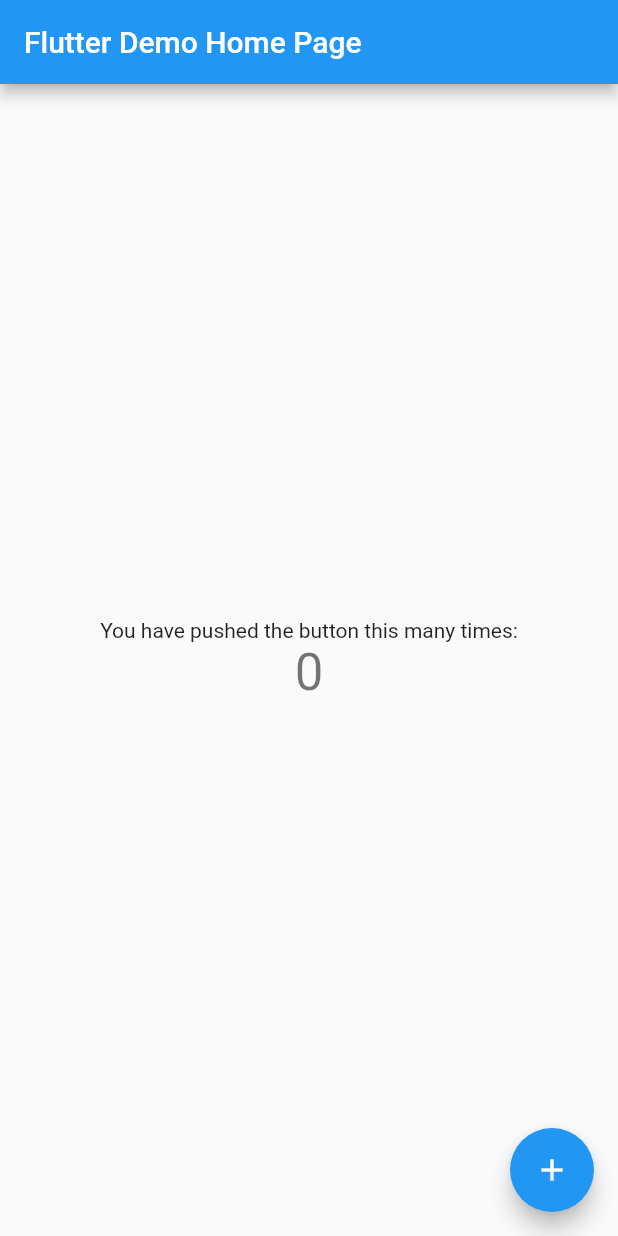
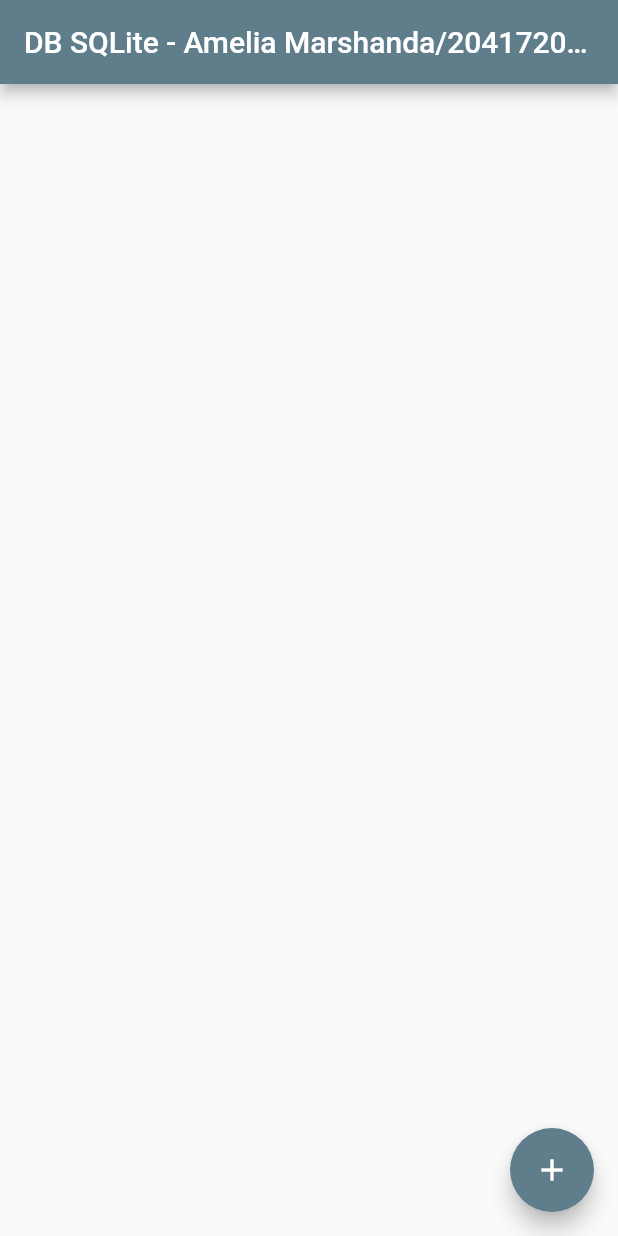
Before and after one commit to Amelia-ux/flutter_sqflite, a Flutter app: the screen it shows after launch, on a phone screen of 412 x 824 dp. Run offline on Flutter 3.47's test engine with Material 2 defaults, Android fonts, the phone set to English and light mode, and no system bars; our stand-ins replace sqflite; accounts and stored records are empty.

Commit message:
jobsheet 6

```diff
--- /dev/null
+++ b/lib/item.dart
@@ -0,0 +1,35 @@
+class Item {
+  late int id;
+  late String _itemId;
+  late String _name;
+  late int _price;
+  late int _stock;
+
+  Item(this._itemId, this._name, this._price, this._stock);
+
+  Item.map(dynamic obj) {
+    this._itemId = obj['kode_barang'];
+    this._name = obj['name'];
+    this._price = obj['price'];
+    this._stock = obj['stock'];
+  }
+
+  String get itemId => _itemId;
+  String get name => _name;
+  int get price => _price;
+  int get stok => _stock;
+
+  Map<String, dynamic> toMap() {
+    var map = <String, dynamic>{};
+
+    map['item_id'] = _itemId;
+    map['name'] = _name;
+    map['price'] = _price;
+    map['stok'] = _stock;
+    return map;
+  }
+
+  void setItemId(int id) {
+    this.id = id;
+  }
+}
--- a/lib/main.dart
+++ b/lib/main.dart
@@ -1,115 +1,22 @@
 import 'package:flutter/material.dart';
+import 'package:flutter_sqlite/pages/home.dart';
 
 void main() {
   runApp(const MyApp());
 }
 
 class MyApp extends StatelessWidget {
-  const MyApp({super.key});
+  const MyApp({Key? key}) : super(key: key);
 
-  // This widget is the root of your application.
   @override
   Widget build(BuildContext context) {
     return MaterialApp(
-      title: 'Flutter Demo',
+      debugShowCheckedModeBanner: false,
+      title: 'Tambahkan Item',
       theme: ThemeData(
-        // This is the theme of your application.
-        //
-        // Try running your application with "flutter run". You'll see the
-        // application has a blue toolbar. Then, without quitting the app, try
-        // changing the primarySwatch below to Colors.green and then invoke
-        // "hot reload" (press "r" in the console where you ran "flutter run",
-        // or simply save your changes to "hot reload" in a Flutter IDE).
-        // Notice that the counter didn't reset back to zero; the application
-        // is not restarted.
-        primarySwatch: Colors.blue,
+        primarySwatch: Colors.blueGrey,
       ),
-      home: const MyHomePage(title: 'Flutter Demo Home Page'),
+      home: HomePage(),
     );
   }
 }
-
-class MyHomePage extends StatefulWidget {
-  const MyHomePage({super.key, required this.title});
-
-  // This widget is the home page of your application. It is stateful, meaning
-  // that it has a State object (defined below) that contains fields that affect
-  // how it looks.
-
-  // This class is the configuration for the state. It holds the values (in this
-  // case the title) provided by the parent (in this case the App widget) and
-  // used by the build method of the State. Fields in a Widget subclass are
-  // always marked "final".
-
-  final String title;
-
-  @override
-  State<MyHomePage> createState() => _MyHomePageState();
-}
-
-class _MyHomePageState extends State<MyHomePage> {
-  int _counter = 0;
-
-  void _incrementCounter() {
-    setState(() {
-      // This call to setState tells the Flutter framework that something has
-      // changed in this State, which causes it to rerun the build method below
-      // so that the display can reflect the updated values. If we changed
-      // _counter without calling setState(), then the build method would not be
-      // called again, and so nothing would appear to happen.
-      _counter++;
-    });
-  }
-
-  @override
-  Widget build(BuildContext context) {
-    // This method is rerun every time setState is called, for instance as done
-    // by the _incrementCounter method above.
-    //
-    // The Flutter framework has been optimized to make rerunning build methods
-    // fast, so that you can just rebuild anything that needs updating rather
-    // than having to individually change instances of widgets.
-    return Scaffold(
-      appBar: AppBar(
-        // Here we take the value from the MyHomePage object that was created by
-        // the App.build method, and use it to set our appbar title.
-        title: Text(widget.title),
-      ),
-      body: Center(
-        // Center is a layout widget. It takes a single child and positions it
-        // in the middle of the parent.
-        child: Column(
-          // Column is also a layout widget. It takes a list of children and
-          // arranges them vertically. By default, it sizes itself to fit its
-          // children horizontally, and tries to be as tall as its parent.
-          //
-          // Invoke "debug painting" (press "p" in the console, choose the
-          // "Toggle Debug Paint" action from the Flutter Inspector in Android
-          // Studio, or the "Toggle Debug Paint" command in Visual Studio Code)
-          // to see the wireframe for each widget.
-          //
-          // Column has various properties to control how it sizes itself and
-          // how it positions its children. Here we use mainAxisAlignment to
-          // center the children vertically; the main axis here is the vertical
-          // axis because Columns are vertical (the cross axis would be
-          // horizontal).
-          mainAxisAlignment: MainAxisAlignment.center,
-          children: <Widget>[
-            const Text(
-              'You have pushed the button this many times:',
-            ),
-            Text(
-              '$_counter',
-              style: Theme.of(context).textTheme.headline4,
-            ),
-          ],
-        ),
-      ),
-      floatingActionButton: FloatingActionButton(
-        onPressed: _incrementCounter,
-        tooltip: 'Increment',
-        child: const Icon(Icons.add),
-      ), // This trailing comma makes auto-formatting nicer for build methods.
-    );
-  }
-}
--- /dev/null
+++ b/lib/pages/home.dart
@@ -0,0 +1,53 @@
+import 'package:flutter/material.dart';
+import 'package:flutter_sqlite/pages/items.dart';
+import 'package:flutter_sqlite/pages/entry_form.dart';
+import '../db_helper.dart';
+import '../item.dart';
+
+class HomePage extends StatefulWidget {
+  const HomePage({Key? key}) : super(key: key);
+
+  @override
+  State<HomePage> createState() => _HomePageState();
+}
+
+class _HomePageState extends State<HomePage> {
+  var db = DBHelper();
+
+  @override
+  Widget build(BuildContext context) {
+    return Scaffold(
+        floatingActionButton: FloatingActionButton(
+          onPressed: () {
+            Navigator.of(context).push(
+              MaterialPageRoute(
+                builder: (BuildContext context) => EntryForm(
+                  Item('', '', 0, 0),
+                  true,
+                ),
+              ),
+            );
+          },
+          child: const Icon(Icons.add),
+        ),
+        appBar: AppBar(
+          title: const Text('DB SQLite - Amelia Marshanda/2041720041'),
+        ),
+        body: FutureBuilder(
+          future: db.getItem(),
+          builder: (context, snapshot) {
+            if (snapshot.hasError) {
+              print(snapshot.error);
+            }
+
+            var data = snapshot.data;
+
+            return snapshot.hasData
+                ? Items(data as List<Item>)
+                : const Center(
+                    child: Text('Tidak Ada Data'),
+                  );
+          },
+        ));
+  }
+}
--- a/pubspec.yaml
+++ b/pubspec.yaml
@@ -31,6 +31,8 @@ environment:
 dependencies:
   flutter:
     sdk: flutter
+  sqflite: any
+  path_provider: any
 
 
   # The following adds the Cupertino Icons font to your application.
```
Also changed, not shown: lib/db_helper.dart (added, +82 -0 lines), lib/pages/entry_form.dart (added, +171 -0 lines), lib/pages/items.dart (added, +75 -0 lines), pubspec.lock, 1 other file.
